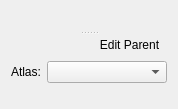
ctigaret/scipyen, file src/scipyen/gui/widgets/dataclasswidgets/nervoussystemwidget.ui: the form before one commit.
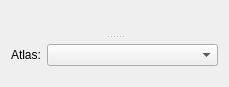
The form after the commit. Icons and pictures are not drawn. Custom widgets are drawn as their Qt base class.

What changed in the file:
```diff
--- a/src/scipyen/gui/widgets/dataclasswidgets/nervoussystemwidget.ui
+++ b/src/scipyen/gui/widgets/dataclasswidgets/nervoussystemwidget.ui
@@ -6,8 +6,8 @@
    <rect>
     <x>0</x>
     <y>0</y>
-    <width>178</width>
-    <height>109</height>
+    <width>229</width>
+    <height>87</height>
    </rect>
   </property>
   <property name="windowTitle">
@@ -26,33 +26,7 @@
      <widget class="QWidget" name="">
       <layout class="QVBoxLayout" name="verticalLayout">
        <item>
-        <layout class="QHBoxLayout" name="horizontalLayout">
-         <item>
-          <widget class="NameDescriptionWidget" name="nameDescriptionWidget" native="true"/>
-         </item>
-         <item>
-          <widget class="QToolButton" name="editParentToolButton">
-           <property name="toolTip">
-            <string>Edit Parent Object</string>
-           </property>
-           <property name="statusTip">
-            <string>Edit Parent Object</string>
-           </property>
-           <property name="whatsThis">
-            <string>Edit Parent Object</string>
-           </property>
-           <property name="text">
-            <string>Edit Parent</string>
-           </property>
-           <property name="icon">
-            <iconset theme="user"/>
-           </property>
-           <property name="autoRaise">
-            <bool>true</bool>
-           </property>
-          </widget>
-         </item>
-        </layout>
+        <widget class="NameDescriptionWidget" name="nameDescriptionWidget" native="true"/>
        </item>
        <item>
         <layout class="QHBoxLayout" name="horizontalLayout_2">
@@ -88,8 +62,8 @@
          </property>
          <property name="sizeHint" stdset="0">
           <size>
-           <width>20</width>
-           <height>40</height>
+           <width>126</width>
+           <height>13</height>
           </size>
          </property>
         </spacer>
```
